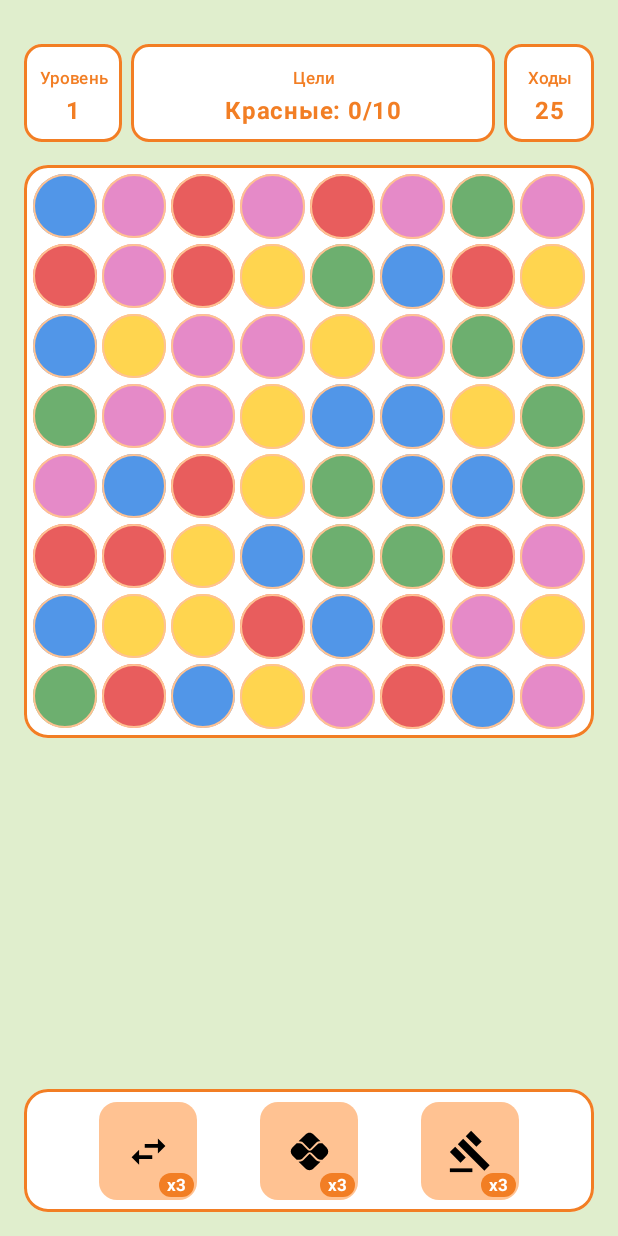
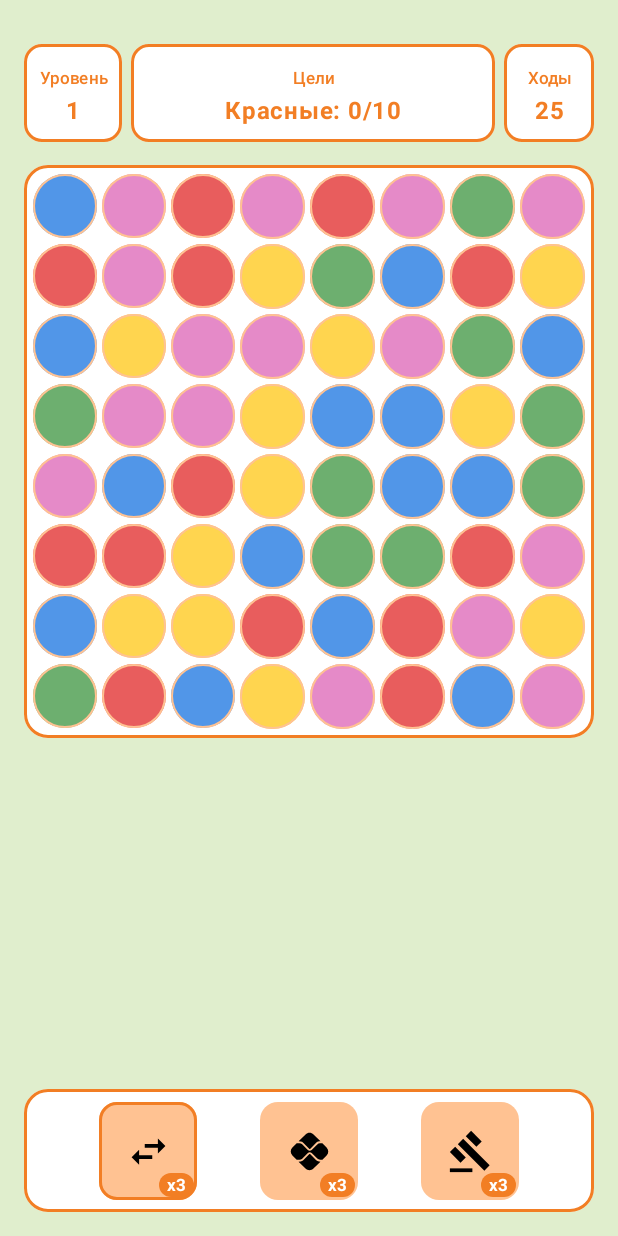
Before and after one commit to aliaskaa3/mobile-dev, an Android app built with Jetpack Compose: the composable GameScreen shown on its own in the app's theme, after a tap on an icon or button, on a phone screen of 412 x 824 dp. Run offline under Robolectric (Android 15) with nearby library versions, the phone set to English and light mode, and no system bars.

Commit message:
feat(ui): add border to selected booster

```diff
--- a/game/src/main/java/com/example/game/ui/components/BoosterButton.kt
+++ b/game/src/main/java/com/example/game/ui/components/BoosterButton.kt
@@ -1,6 +1,7 @@
 package com.example.game.ui.components
 
 import androidx.compose.foundation.background
+import androidx.compose.foundation.border
 import androidx.compose.foundation.clickable
 import androidx.compose.foundation.layout.Box
 import androidx.compose.foundation.layout.height
@@ -28,7 +29,8 @@ fun BoosterButton(
     modifier: Modifier = Modifier,
     icon: ImageVector,
     contentDescription: String,
-    count: Int = 0
+    count: Int = 0,
+    isSelected: Boolean = false
 ) {
     Box(
         modifier = modifier
@@ -36,6 +38,15 @@ fun BoosterButton(
             .background(
                 color = OrangeLight,
                 shape = RoundedCornerShape(12.dp)
+            )
+            .then(
+                if (isSelected) {
+                    Modifier.border(
+                        width = 2.dp,
+                        color = OrangeDark,
+                        shape = RoundedCornerShape(12.dp)
+                    )
+                } else Modifier
             )
             .clickable(onClick = onClick),
         contentAlignment = Alignment.Center
--- a/game/src/main/java/com/example/game/ui/screens/GameScreen.kt
+++ b/game/src/main/java/com/example/game/ui/screens/GameScreen.kt
@@ -194,10 +194,13 @@ fun GameScreen(
                     BoosterType.HAMMER -> userPrefs.hammerBoosters
                 }
 
+                val isSelected = uiState.pendingBooster == booster.type
+
                 BoosterButton(
                     icon = booster.icon,
                     contentDescription = booster.contentDescription,
                     count = count,
+                    isSelected = isSelected,
                     onClick = {
                         if (game.status == GameStatus.PLAYING) {
                             if (count > 0) {
--- a/game/src/main/java/com/example/game/ui/screens/GameViewModel.kt
+++ b/game/src/main/java/com/example/game/ui/screens/GameViewModel.kt
@@ -125,9 +125,10 @@ class GameViewModel(
     fun activateBooster(type: BoosterType) {
         if (uiState.game.status != GameStatus.PLAYING) return
 
+        val nextPending = if (uiState.pendingBooster == type) null else type
         uiState = uiState.copy(
             selectedCell = -1,
-            pendingBooster = type
+            pendingBooster = nextPending
         )
     }
 
```
